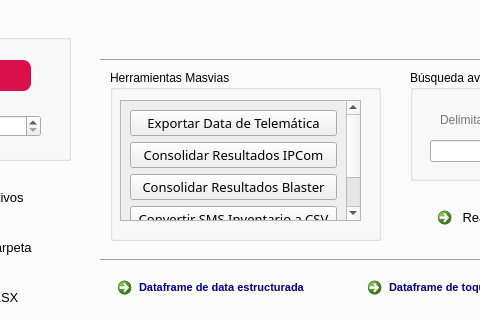
JU4ND4V1DMM/devops_desktop_syncra, file gui/Project.ui: the form before one commit; both pictures show x 234 to 714 and y 86 to 406 of the 1014 by 756 pixel window.
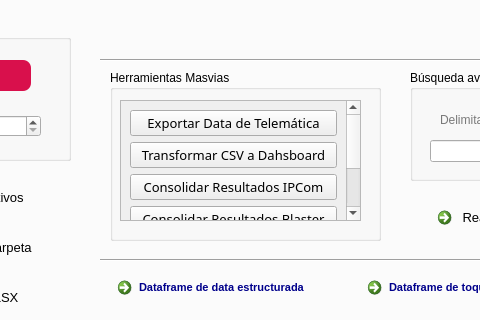
The form after the commit. The open tabs and pages were chosen to show the change. Icons and pictures are not drawn.

What changed in the file:
```diff
--- a/gui/Project.ui
+++ b/gui/Project.ui
@@ -3361,67 +3361,11 @@
             <x>0</x>
             <y>0</y>
             <width>222</width>
-            <height>162</height>
+            <height>192</height>
            </rect>
           </property>
           <layout class="QGridLayout" name="gridLayout_2">
-           <item row="1" column="0">
-            <widget class="QPushButton" name="pushButton_12">
-             <property name="font">
-              <font>
-               <family>Bahnschrift SemiBold</family>
-               <pointsize>10</pointsize>
-               <weight>7</weight>
-               <italic>false</italic>
-               <bold>false</bold>
-              </font>
-             </property>
-             <property name="styleSheet">
-              <string notr="true">/* Al pasar el mouse */
-QPushButton:hover {
-    border: 2px solid rgb(217, 16, 76); /* Borde gris claro */
-    border-radius: 8px;
-}
-QPushButton:pressed
-{
-	color: rgb(255, 255, 255);
-	background-color: rgb(217, 16, 76);
-}</string>
-             </property>
-             <property name="text">
-              <string>Consolidar Resultados IPCom</string>
-             </property>
-            </widget>
-           </item>
-           <item row="3" column="0">
-            <widget class="QPushButton" name="pushButton_11">
-             <property name="font">
-              <font>
-               <family>Bahnschrift SemiBold</family>
-               <pointsize>10</pointsize>
-               <weight>7</weight>
-               <italic>false</italic>
-               <bold>false</bold>
-              </font>
-             </property>
-             <property name="styleSheet">
-              <string notr="true">/* Al pasar el mouse */
-QPushButton:hover {
-    border: 2px solid rgb(217, 16, 76); /* Borde gris claro */
-    border-radius: 8px;
-}
-QPushButton:pressed
-{
-	color: rgb(255, 255, 255);
-	background-color: rgb(217, 16, 76);
-}</string>
-             </property>
-             <property name="text">
-              <string>Consolidar Resultados Blaster</string>
-             </property>
-            </widget>
-           </item>
-           <item row="4" column="0">
+           <item row="5" column="0">
             <widget class="QPushButton" name="pushButton_21">
              <property name="font">
               <font>
@@ -3505,6 +3449,118 @@
              </property>
             </widget>
            </item>
+           <item row="6" column="0">
+            <widget class="QPushButton" name="pushButton_22">
+             <property name="font">
+              <font>
+               <family>Bahnschrift SemiBold</family>
+               <pointsize>10</pointsize>
+               <weight>7</weight>
+               <italic>false</italic>
+               <bold>false</bold>
+              </font>
+             </property>
+             <property name="styleSheet">
+              <string notr="true">/* Al pasar el mouse */
+QPushButton:hover {
+    border: 2px solid rgb(217, 16, 76); /* Borde gris claro */
+    border-radius: 8px;
+}
+QPushButton:pressed
+{
+	color: rgb(255, 255, 255);
+	background-color: rgb(217, 16, 76);
+}</string>
+             </property>
+             <property name="text">
+              <string>Cruce de Claro con Batch</string>
+             </property>
+            </widget>
+           </item>
+           <item row="2" column="0">
+            <widget class="QPushButton" name="pushButton_12">
+             <property name="font">
+              <font>
+               <family>Bahnschrift SemiBold</family>
+               <pointsize>10</pointsize>
+               <weight>7</weight>
+               <italic>false</italic>
+               <bold>false</bold>
+              </font>
+             </property>
+             <property name="styleSheet">
+              <string notr="true">/* Al pasar el mouse */
+QPushButton:hover {
+    border: 2px solid rgb(217, 16, 76); /* Borde gris claro */
+    border-radius: 8px;
+}
+QPushButton:pressed
+{
+	color: rgb(255, 255, 255);
+	background-color: rgb(217, 16, 76);
+}</string>
+             </property>
+             <property name="text">
+              <string>Consolidar Resultados IPCom</string>
+             </property>
+            </widget>
+           </item>
+           <item row="4" column="0">
+            <widget class="QPushButton" name="pushButton_11">
+             <property name="font">
+              <font>
+               <family>Bahnschrift SemiBold</family>
+               <pointsize>10</pointsize>
+               <weight>7</weight>
+               <italic>false</italic>
+               <bold>false</bold>
+              </font>
+             </property>
+             <property name="styleSheet">
+              <string notr="true">/* Al pasar el mouse */
+QPushButton:hover {
+    border: 2px solid rgb(217, 16, 76); /* Borde gris claro */
+    border-radius: 8px;
+}
+QPushButton:pressed
+{
+	color: rgb(255, 255, 255);
+	background-color: rgb(217, 16, 76);
+}</string>
+             </property>
+             <property name="text">
+              <string>Consolidar Resultados Blaster</string>
+             </property>
+            </widget>
+           </item>
+           <item row="1" column="0">
+            <widget class="QPushButton" name="pushButton_25">
+             <property name="font">
+              <font>
+               <family>Bahnschrift SemiBold</family>
+               <pointsize>10</pointsize>
+               <weight>7</weight>
+               <italic>false</italic>
+               <bold>false</bold>
+              </font>
+             </property>
+             <property name="styleSheet">
+              <string notr="true">/* Al pasar el mouse */
+QPushButton:hover {
+    border: 2px solid rgb(217, 16, 76); /* Borde gris claro */
+    border-radius: 8px;
+}
+QPushButton:pressed
+{
+	color: rgb(255, 255, 255);
+	background-color: rgb(217, 16, 76);
+}</string>
+             </property>
+             <property name="text">
+              <string>Transformar CSV a Dahsboard</string>
+             </property>
+            </widget>
+           </item>
           </layout>
          </widget>
         </widget>
```
Left out of the diff: 28 changed lines with no effect on the pictures.
